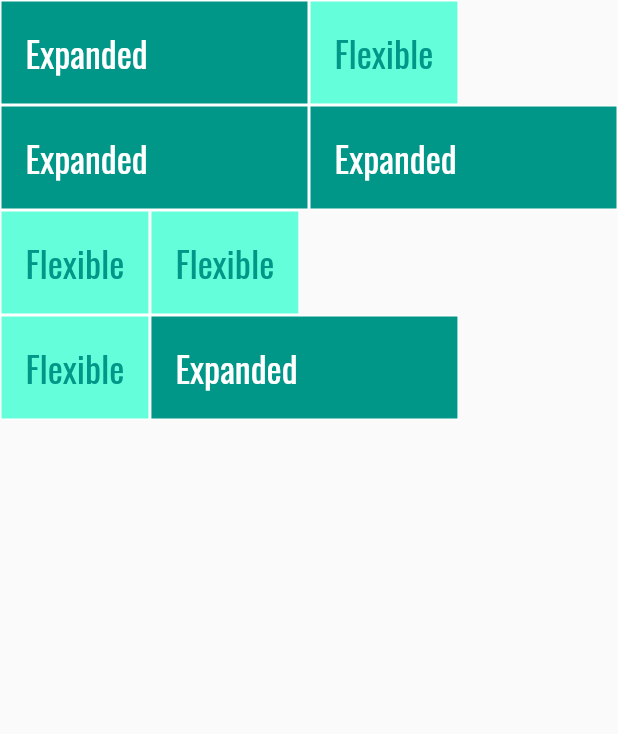
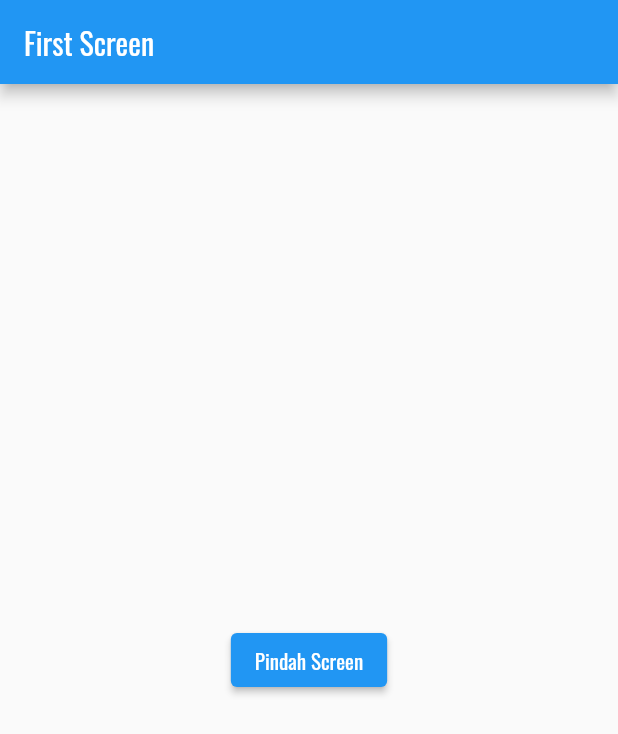
Before and after one commit to jonrysimbolon/flutter_app_2, a Flutter app: the screen it shows after launch, on a phone screen of 412 x 824 dp. Shown: the top 734 px of the screen. Run offline on Flutter 3.47's test engine with Material 2 defaults, Android fonts, the phone set to English and light mode, and no system bars.

Commit message:
Ada navigation cuy #Asikkkk

```diff
--- a/lib/main.dart
+++ b/lib/main.dart
@@ -7,7 +7,8 @@ import 'package:flutter/material.dart';
 //import 'package:flutter_app_2/image_component.dart';
 //import 'package:flutter_app_2/font_component.dart';
 //import 'package:flutter_app_2/listview_screen.dart';
-import 'package:flutter_app_2/expanded_and_flexible_widget.dart';
+//import 'package:flutter_app_2/expanded_and_flexible_widget.dart';
+import 'package:flutter_app_2/navigation_component.dart';
 
 void main() {
   runApp(const MyApp());
@@ -32,7 +33,8 @@ class MyApp extends StatelessWidget {
       //home: const SixScreen(),
       //home: const SevenScreen(),
       //home: const EightScreen(),
-      home: const NineScreen(),
+      //home: const NineScreen(),
+      home: const TenScreen(),
     );
   }
 }
--- /dev/null
+++ b/lib/navigation_component.dart
@@ -0,0 +1,54 @@
+import 'package:flutter/material.dart';
+
+class TenScreen extends StatelessWidget {
+  const TenScreen({super.key});
+
+  final String message = 'Hello from First Screen!';
+
+  @override
+  Widget build(BuildContext context) {
+    return Scaffold(
+      appBar: AppBar(
+        title: const Text('First Screen'),
+      ),
+      body: Center(
+        child: ElevatedButton(
+          child: const Text('Pindah Screen'),
+          onPressed: () {
+            Navigator.push(context, MaterialPageRoute(builder: (context) {
+              return TenOneScreen(message); // to TenOneScreen
+            }));
+          },
+        ),
+      ),
+    );
+  }
+}
+
+class TenOneScreen extends StatelessWidget {
+  const TenOneScreen(this.message, {super.key});
+
+  final String message;
+
+  @override
+  Widget build(BuildContext context) {
+    return Scaffold(
+      appBar: AppBar(
+        title: const Text('Second Screen'),
+      ),
+      body: Center(
+          child: Column(
+        mainAxisAlignment: MainAxisAlignment.center,
+        children: [
+          Text(message),
+          OutlinedButton(
+            child: const Text('Kembali'),
+            onPressed: () {
+              Navigator.pop(context); // Back
+            },
+          ),
+        ],
+      )),
+    );
+  }
+}
```
